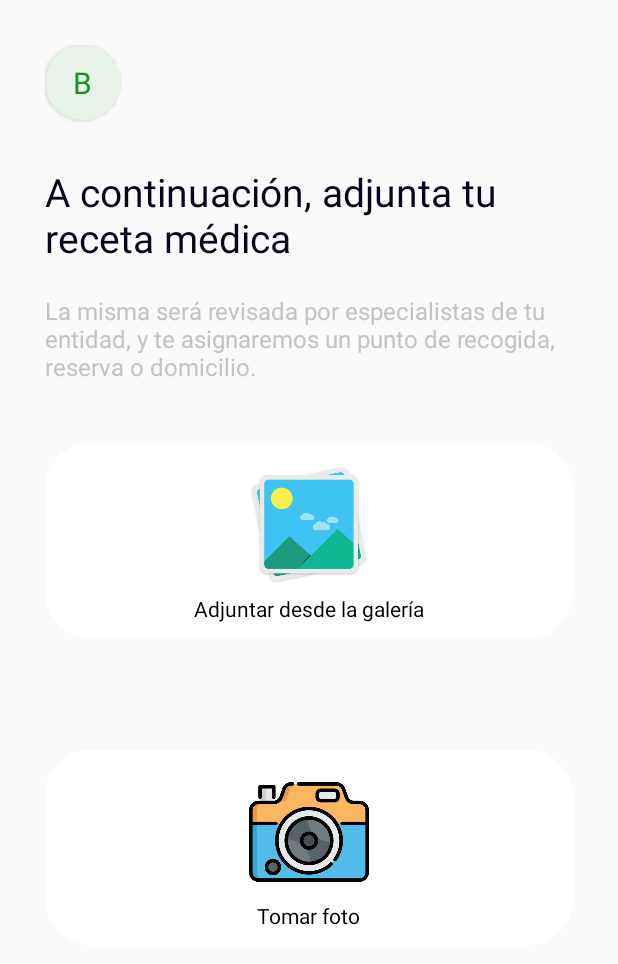
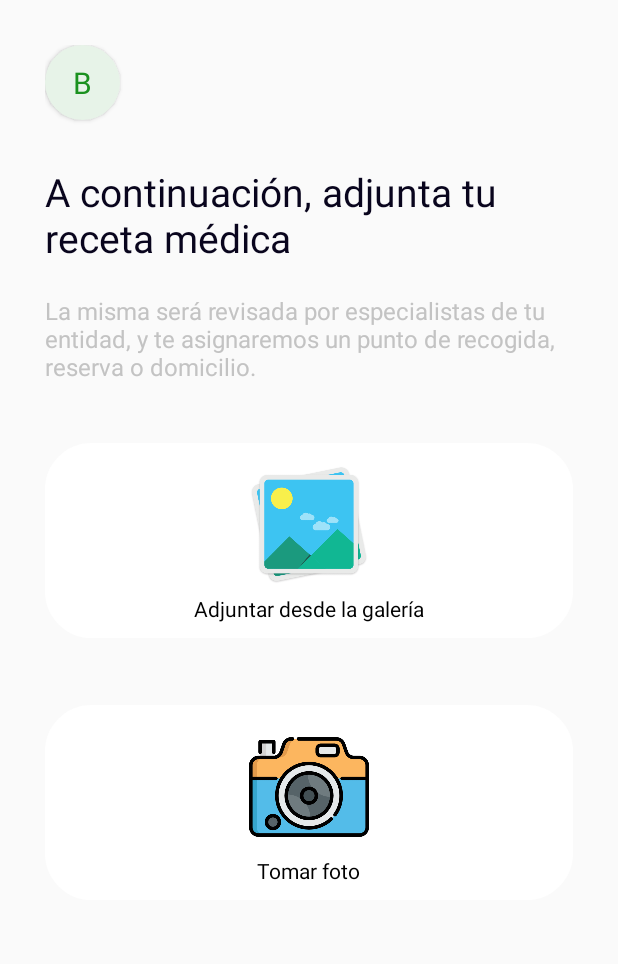
Before and after one commit to ICM2310/MedicaMe, an Android app: the EnvioRecetaMedica screen opened directly, with no data from a screen before it, on a phone screen of 412 x 824 dp. Shown: the top 964 px of the screen. Run offline under Robolectric (Android 15) with nearby library versions, the phone set to English and light mode, and no system bars; Roboto replaces fonts that are not available here.

Commit message:
Update activity_envio_receta_medica.xml

```diff
--- a/app/src/main/res/layout/activity_envio_receta_medica.xml
+++ b/app/src/main/res/layout/activity_envio_receta_medica.xml
@@ -84,8 +84,7 @@
     <FrameLayout
         android:layout_width="match_parent"
         android:layout_height="130dp"
-        android:layout_marginTop="30dp"
-        android:layout_marginBottom="120dp"
+        android:layout_marginBottom="150dp"
         android:background="@drawable/rounded_frame_layout"
         app:layout_constraintBottom_toBottomOf="parent"
         app:layout_constraintEnd_toEndOf="parent"
```
